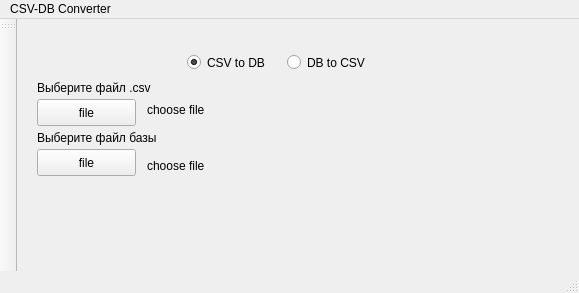
Old version of the form mainwindow.ui in the repository evrrn/DbCsvConverter.
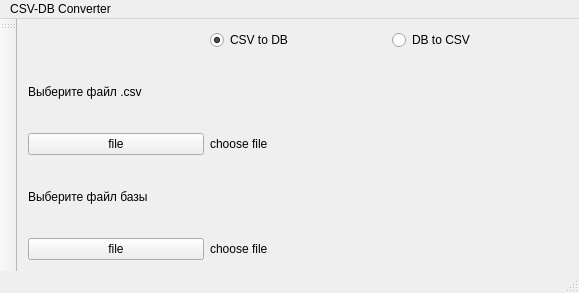
New version of the form.

```diff
--- a/mainwindow.ui
+++ b/mainwindow.ui
@@ -17,15 +17,9 @@
    <enum>Qt::ToolButtonTextOnly</enum>
   </property>
   <widget class="QWidget" name="centralWidget">
+   <layout class="QGridLayout" name="gridLayout">
+    <item row="0" column="1">
    <widget class="QRadioButton" name="csvdb_button">
-    <property name="geometry">
-     <rect>
-      <x>170</x>
-      <y>30</y>
-      <width>99</width>
-      <height>27</height>
-     </rect>
-    </property>
     <property name="text">
      <string>CSV to DB</string>
     </property>
@@ -36,97 +30,57 @@
      <bool>false</bool>
     </property>
    </widget>
+    </item>
+    <item row="0" column="2">
    <widget class="QRadioButton" name="dbcsv_button">
-    <property name="geometry">
-     <rect>
-      <x>270</x>
-      <y>30</y>
-      <width>99</width>
-      <height>27</height>
-     </rect>
-    </property>
     <property name="text">
      <string>DB to CSV</string>
     </property>
    </widget>
-   <widget class="QPushButton" name="pushButton">
-    <property name="geometry">
-     <rect>
-      <x>20</x>
-      <y>80</y>
-      <width>99</width>
-      <height>27</height>
-     </rect>
-    </property>
-    <property name="text">
-     <string>file</string>
-    </property>
-   </widget>
-   <widget class="QLabel" name="file_name">
-    <property name="geometry">
-     <rect>
-      <x>130</x>
-      <y>80</y>
-      <width>431</width>
-      <height>21</height>
-     </rect>
-    </property>
-    <property name="text">
-     <string>choose file</string>
-    </property>
-   </widget>
+    </item>
+    <item row="1" column="0" colspan="2">
    <widget class="QLabel" name="label">
-    <property name="geometry">
-     <rect>
-      <x>20</x>
-      <y>60</y>
-      <width>211</width>
-      <height>17</height>
-     </rect>
-    </property>
     <property name="text">
      <string>Выберите файл .csv</string>
     </property>
    </widget>
+    </item>
+    <item row="2" column="0">
+     <widget class="QPushButton" name="pushButton">
+      <property name="text">
+       <string>file</string>
+      </property>
+     </widget>
+    </item>
+    <item row="2" column="1" colspan="2">
+     <widget class="QLabel" name="file_name">
+      <property name="text">
+       <string>choose file</string>
+      </property>
+     </widget>
+    </item>
+    <item row="3" column="0" colspan="2">
    <widget class="QLabel" name="label_2">
-    <property name="geometry">
-     <rect>
-      <x>20</x>
-      <y>110</y>
-      <width>171</width>
-      <height>17</height>
-     </rect>
-    </property>
     <property name="text">
      <string>Выберите файл базы</string>
     </property>
    </widget>
+    </item>
+    <item row="4" column="0">
    <widget class="QPushButton" name="pushButton_2">
-    <property name="geometry">
-     <rect>
-      <x>20</x>
-      <y>130</y>
-      <width>99</width>
-      <height>27</height>
-     </rect>
-    </property>
     <property name="text">
      <string>file</string>
     </property>
    </widget>
+    </item>
+    <item row="4" column="1" colspan="2">
    <widget class="QLabel" name="label_3">
-    <property name="geometry">
-     <rect>
-      <x>130</x>
-      <y>136</y>
-      <width>421</width>
-      <height>21</height>
-     </rect>
-    </property>
     <property name="text">
      <string>choose file</string>
     </property>
    </widget>
+    </item>
+   </layout>
   </widget>
   <widget class="QMenuBar" name="menuBar">
    <property name="geometry">
```
Left out of the diff: 2 changed lines with no effect on the pictures. Lines whose indentation alone changed are shown as unchanged.
